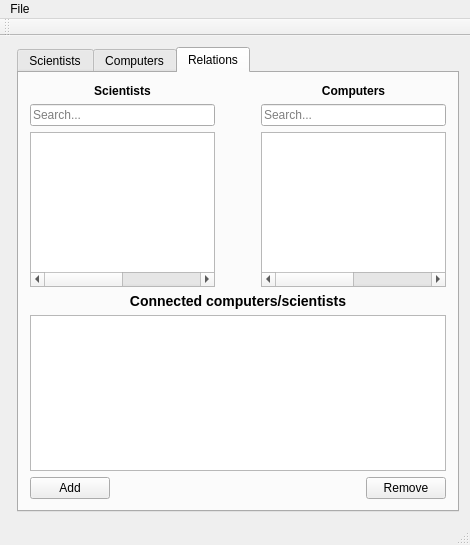
First picture: the form in code/ui/mainwindow.ui, repository Danielos15/Skil-1-Verklegt-n-mskei-1, before the edit.
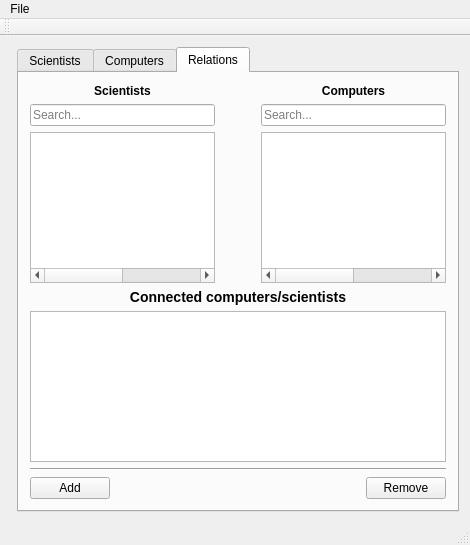
Second picture: the form after the edit. The open tabs and pages were chosen to show the change. Icons and pictures are not drawn.

Patch:
```diff
--- a/code/ui/mainwindow.ui
+++ b/code/ui/mainwindow.ui
@@ -626,6 +626,13 @@
           </column>
          </widget>
         </item>
+        <item>
+         <widget class="Line" name="line_3">
+          <property name="orientation">
+           <enum>Qt::Horizontal</enum>
+          </property>
+         </widget>
+        </item>
         <item>
          <layout class="QGridLayout" name="gridLayout_4">
           <item row="0" column="0">
```
Left out of the diff: 22 changed lines with no effect on the pictures.
